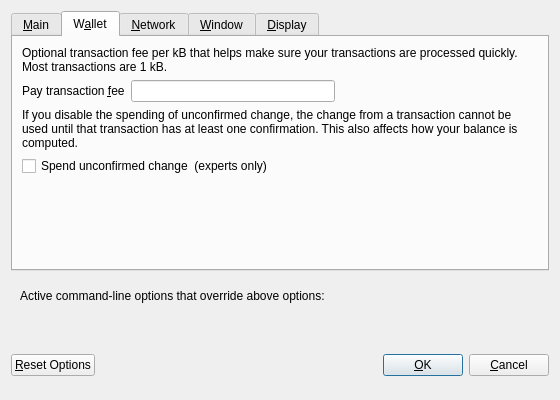
raffermeko/bitcoin, file src/qt/forms/optionsdialog.ui: the form before one commit.
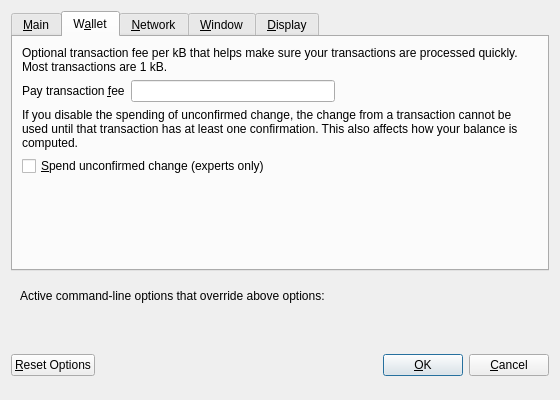
The form after the commit. The open tabs and pages were chosen to show the change. Custom widgets are drawn as their Qt base class.

Commit message: [Qt] small .ui cleanup for optionsdialog and coincontrol

The edit to the form file:
```diff
--- a/src/qt/forms/optionsdialog.ui
+++ b/src/qt/forms/optionsdialog.ui
@@ -152,7 +152,7 @@
       <attribute name="title">
        <string>W&amp;allet</string>
       </attribute>
-      <layout class="QVBoxLayout" name="verticalLayout_Network">
+      <layout class="QVBoxLayout" name="verticalLayout_Wallet">
        <item>
         <widget class="QLabel" name="transactionFeeInfoLabel">
          <property name="text">
@@ -212,12 +212,12 @@
        <item>
         <widget class="QCheckBox" name="spendZeroConfChange">
          <property name="text">
-          <string>Spend unconfirmed change  (experts only)</string>
+          <string>&amp;Spend unconfirmed change (experts only)</string>
          </property>
         </widget>
        </item>
        <item>
-        <spacer name="verticalSpacer">
+        <spacer name="verticalSpacer_Wallet">
          <property name="orientation">
           <enum>Qt::Vertical</enum>
          </property>
```
Left out of the diff: 9 changed lines with no effect on the pictures. The commit also changes 1 other file.
